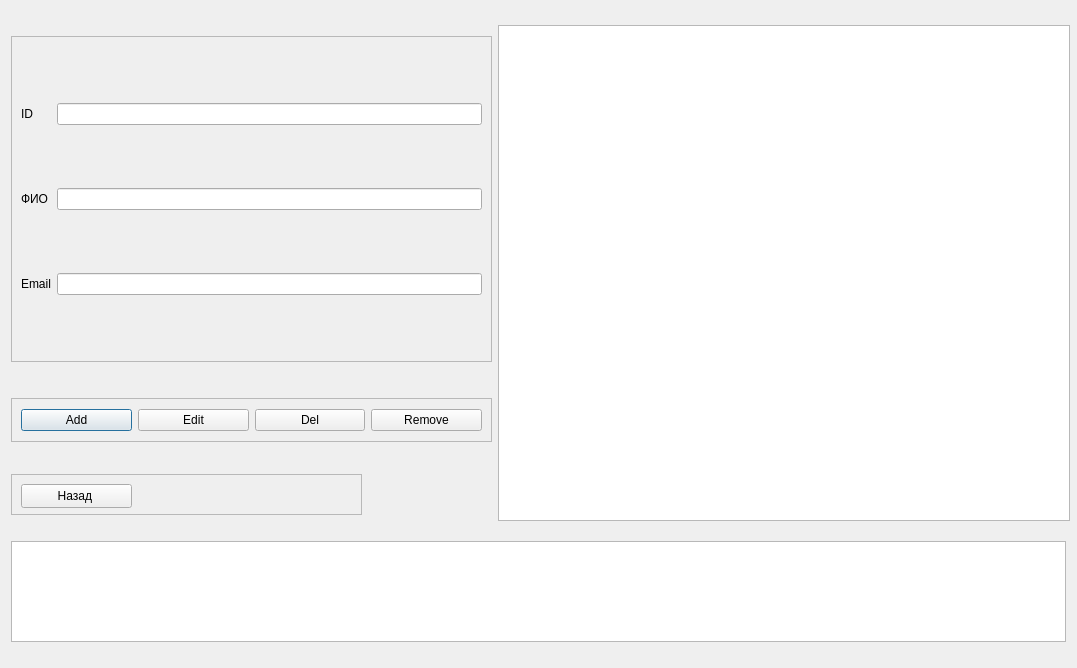
Above: course2/client.ui from Sushakkk/Course-work-DB before the change. Below: the same form after it.
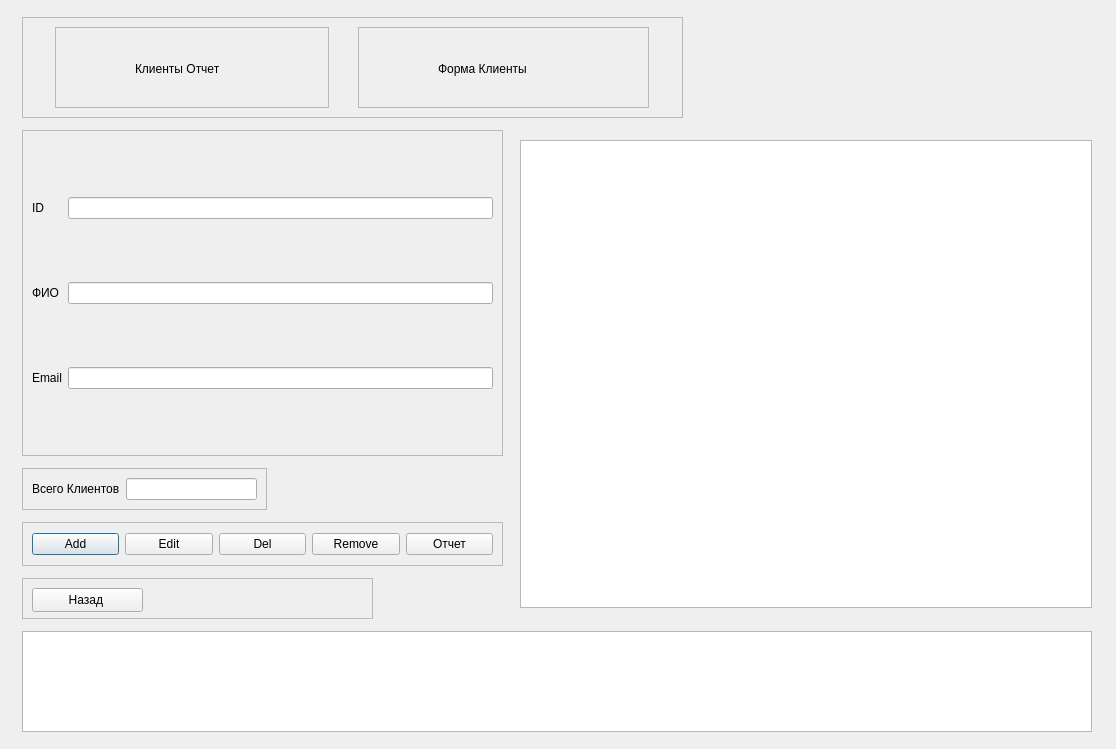
That is the form after the change. Icons and pictures are not drawn.

Commit message: отчет и форма Клиенты, добавление менеджера, передача параметра user

Patch:
```diff
--- a/course2/client.ui
+++ b/course2/client.ui
@@ -6,8 +6,8 @@
    <rect>
     <x>0</x>
     <y>0</y>
-    <width>1077</width>
-    <height>668</height>
+    <width>1116</width>
+    <height>749</height>
    </rect>
   </property>
   <property name="sizePolicy">
@@ -26,20 +26,7 @@
    <string>Dialog</string>
   </property>
   <layout class="QGridLayout" name="gridLayout_2">
-   <item row="3" column="0" colspan="2">
-    <widget class="QTextEdit" name="teResult">
-     <property name="maximumSize">
-      <size>
-       <width>16777215</width>
-       <height>101</height>
-      </size>
-     </property>
-     <property name="readOnly">
-      <bool>true</bool>
-     </property>
-    </widget>
-   </item>
-   <item row="0" column="0">
+   <item row="1" column="0">
     <widget class="QFrame" name="frame">
      <property name="minimumSize">
       <size>
@@ -60,41 +47,91 @@
       <enum>QFrame::Raised</enum>
      </property>
      <layout class="QGridLayout" name="gridLayout">
-      <item row="1" column="1">
-       <widget class="QLineEdit" name="leFio_2"/>
-      </item>
       <item row="2" column="0">
+       <widget class="QLabel" name="lbName_2">
+        <property name="text">
+         <string>ФИО</string>
+        </property>
+       </widget>
+      </item>
+      <item row="3" column="0">
        <widget class="QLabel" name="lbEmail">
         <property name="text">
          <string>Email</string>
         </property>
        </widget>
       </item>
-      <item row="0" column="0">
+      <item row="1" column="0">
        <widget class="QLabel" name="lbID_2">
         <property name="text">
          <string>ID</string>
         </property>
        </widget>
       </item>
-      <item row="1" column="0">
-       <widget class="QLabel" name="lbName_2">
-        <property name="text">
-         <string>ФИО</string>
-        </property>
-       </widget>
-      </item>
-      <item row="0" column="1">
-       <widget class="QLineEdit" name="leID_2"/>
-      </item>
       <item row="2" column="1">
+       <widget class="QLineEdit" name="leFio_2"/>
+      </item>
+      <item row="3" column="1">
        <widget class="QLineEdit" name="leEmail_2"/>
       </item>
+      <item row="1" column="1">
+       <widget class="QLineEdit" name="leID_2"/>
+      </item>
      </layout>
     </widget>
    </item>
-   <item row="1" column="0">
-    <widget class="QFrame" name="frame_3">
+   <item row="1" column="1" rowspan="4">
+    <widget class="QTableWidget" name="twOrg">
+     <property name="minimumSize">
+      <size>
+       <width>572</width>
+       <height>468</height>
+      </size>
+     </property>
+     <property name="maximumSize">
+      <size>
+       <width>572</width>
+       <height>468</height>
+      </size>
+     </property>
+    </widget>
+   </item>
+   <item row="2" column="0">
+    <widget class="QFrame" name="Full_Client">
+     <property name="minimumSize">
+      <size>
+       <width>245</width>
+       <height>42</height>
+      </size>
+     </property>
+     <property name="maximumSize">
+      <size>
+       <width>245</width>
+       <height>42</height>
+      </size>
+     </property>
+     <property name="frameShape">
+      <enum>QFrame::StyledPanel</enum>
+     </property>
+     <property name="frameShadow">
+      <enum>QFrame::Raised</enum>
+     </property>
+     <layout class="QHBoxLayout" name="horizontalLayout_4">
+      <item>
+       <widget class="QLabel" name="label">
+        <property name="text">
+         <string>Всего Клиентов</string>
+        </property>
+       </widget>
+      </item>
+      <item>
+       <widget class="QLineEdit" name="lbSum_client"/>
+      </item>
+     </layout>
+    </widget>
+   </item>
+   <item row="3" column="0">
+    <widget class="QFrame" name="frame_Buttons">
      <property name="maximumSize">
       <size>
        <width>491</width>
@@ -136,10 +173,17 @@
         </property>
        </widget>
       </item>
+      <item>
+       <widget class="QPushButton" name="btnReport">
+        <property name="text">
+         <string>Отчет</string>
+        </property>
+       </widget>
+      </item>
      </layout>
     </widget>
    </item>
-   <item row="2" column="0">
+   <item row="4" column="0">
     <widget class="QFrame" name="frame_4">
      <property name="minimumSize">
       <size>
@@ -174,14 +218,129 @@
      </widget>
     </widget>
    </item>
-   <item row="0" column="1" rowspan="3">
-    <widget class="QTableWidget" name="twOrg">
-     <property name="minimumSize">
+   <item row="5" column="0" colspan="2">
+    <widget class="QTextEdit" name="teResult">
+     <property name="maximumSize">
       <size>
-       <width>572</width>
-       <height>468</height>
+       <width>16777215</width>
+       <height>101</height>
       </size>
      </property>
+     <property name="readOnly">
+      <bool>true</bool>
+     </property>
+    </widget>
+   </item>
+   <item row="0" column="0" colspan="2">
+    <widget class="QFrame" name="Title">
+     <property name="maximumSize">
+      <size>
+       <width>661</width>
+       <height>101</height>
+      </size>
+     </property>
+     <property name="frameShape">
+      <enum>QFrame::StyledPanel</enum>
+     </property>
+     <property name="frameShadow">
+      <enum>QFrame::Raised</enum>
+     </property>
+     <layout class="QHBoxLayout" name="horizontalLayout_2">
+      <item>
+       <widget class="QFrame" name="frame_title_Report">
+        <property name="maximumSize">
+         <size>
+          <width>274</width>
+          <height>84</height>
+         </size>
+        </property>
+        <property name="frameShape">
+         <enum>QFrame::StyledPanel</enum>
+        </property>
+        <property name="frameShadow">
+         <enum>QFrame::Raised</enum>
+        </property>
+        <layout class="QHBoxLayout" name="horizontalLayout_3">
+         <item>
+          <widget class="QLabel" name="ImgReport">
+           <property name="text">
+            <string/>
+           </property>
+           <property name="pixmap">
+            <pixmap resource="Recource.qrc">:/rec/img/report.png</pixmap>
+           </property>
+          </widget>
+         </item>
+         <item>
+          <widget class="QLabel" name="lbReport">
+           <property name="minimumSize">
+            <size>
+             <width>184</width>
+             <height>64</height>
+            </size>
+           </property>
+           <property name="styleSheet">
+            <string notr="true">font: 20pt &quot;Segoe UI&quot;;</string>
+           </property>
+           <property name="text">
+            <string>Клиенты Отчет</string>
+           </property>
+          </widget>
+         </item>
+        </layout>
+       </widget>
+      </item>
+      <item>
+       <widget class="QFrame" name="frame_title_Form">
+        <property name="maximumSize">
+         <size>
+          <width>291</width>
+          <height>84</height>
+         </size>
+        </property>
+        <property name="frameShape">
+         <enum>QFrame::StyledPanel</enum>
+        </property>
+        <property name="frameShadow">
+         <enum>QFrame::Raised</enum>
+        </property>
+        <layout class="QHBoxLayout" name="horizontalLayout_5">
+         <item>
+          <widget class="QLabel" name="ImgReport_2">
+           <property name="text">
+            <string/>
+           </property>
+           <property name="pixmap">
+            <pixmap resource="Recource.qrc">:/rec/img/Form.png</pixmap>
+           </property>
+          </widget>
+         </item>
+         <item>
+          <widget class="QLabel" name="lbReport_2">
+           <property name="minimumSize">
+            <size>
+             <width>201</width>
+             <height>64</height>
+            </size>
+           </property>
+           <property name="maximumSize">
+            <size>
+             <width>201</width>
+             <height>64</height>
+            </size>
+           </property>
+           <property name="styleSheet">
+            <string notr="true">font: 20pt &quot;Segoe UI&quot;;</string>
+           </property>
+           <property name="text">
+            <string>Форма Клиенты </string>
+           </property>
+          </widget>
+         </item>
+        </layout>
+       </widget>
+      </item>
+     </layout>
     </widget>
    </item>
   </layout>
```
Left out of the diff: 4 changed lines with no effect on the pictures. The commit also changes 37 other files.
